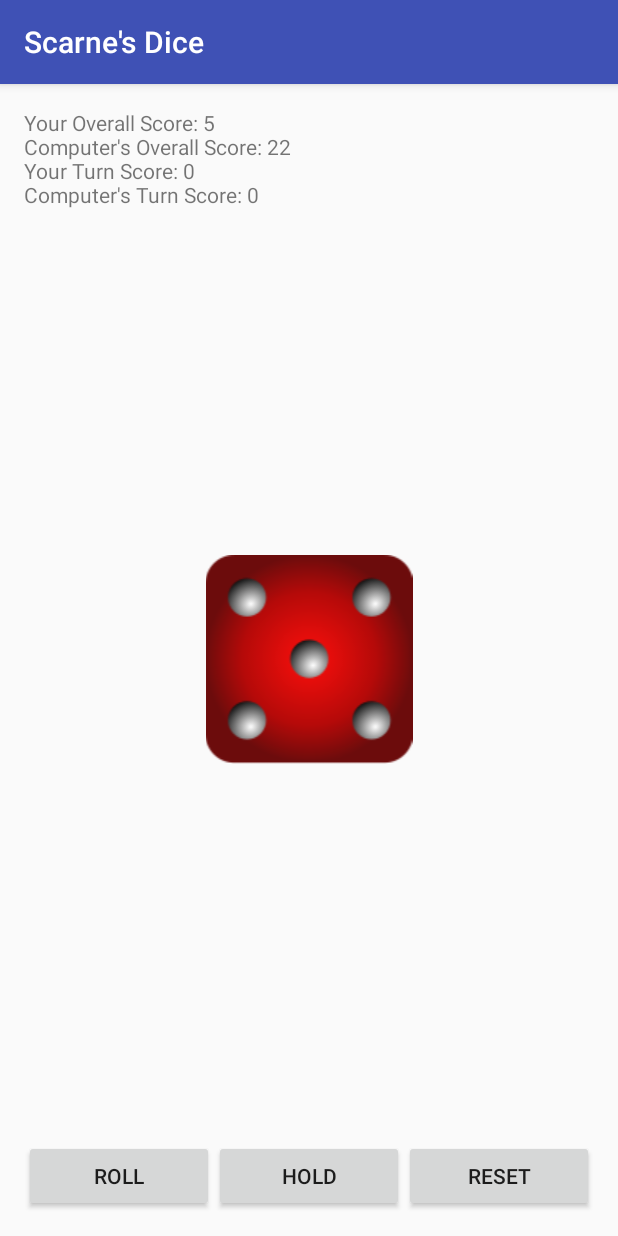
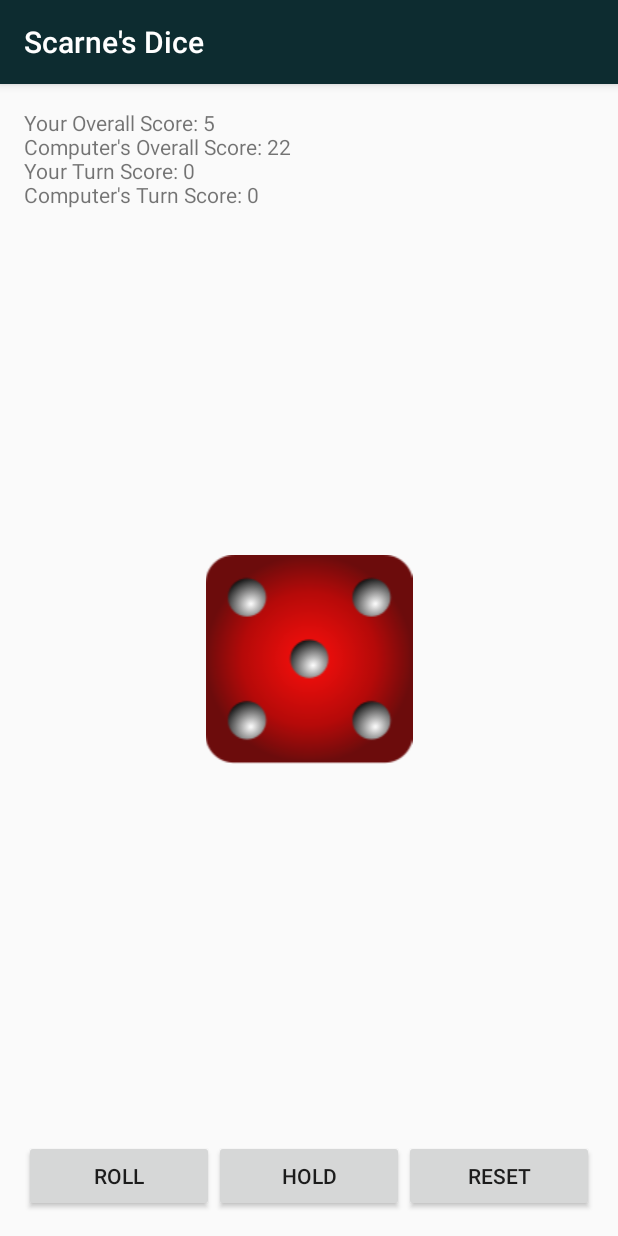
Before and after one commit to AmruthPillai/CSwithAndroid-ScarnesDice, an Android app: the screen it shows after launch (DiceActivity), after a tap on "HOLD", on a phone screen of 412 x 824 dp. Run offline under Robolectric (Android 15) with nearby library versions, the phone set to English and light mode, and no system bars; libraries missing offline, so code that uses them is left out: com.daimajia.androidanimations; 1 other tap on this screen came first.

Commit message:
changed colors

```diff
--- a/app/build.gradle
+++ b/app/build.gradle
@@ -23,4 +23,7 @@ dependencies {
     compile fileTree(dir: 'libs', include: ['*.jar'])
     testCompile 'junit:junit:4.12'
     compile 'com.android.support:appcompat-v7:24.1.1'
+    compile 'com.nineoldandroids:library:2.4.0'
+    compile 'com.daimajia.easing:library:1.0.1@aar'
+    compile 'com.daimajia.androidanimations:library:1.1.3@aar'
 }
--- a/app/src/main/java/com/amruthpillai/scarnesdice/DiceActivity.java
+++ b/app/src/main/java/com/amruthpillai/scarnesdice/DiceActivity.java
@@ -9,6 +9,9 @@ import android.widget.Button;
 import android.widget.ImageView;
 import android.widget.TextView;
 
+import com.daimajia.androidanimations.library.Techniques;
+import com.daimajia.androidanimations.library.YoYo;
+
 import java.util.Random;
 
 public class DiceActivity extends AppCompatActivity {
@@ -16,7 +19,7 @@ public class DiceActivity extends AppCompatActivity {
     private static int userOverallScore, userTurnScore, cpuOverallScore, cpuTurnScore;
     private static final int WIN_SCORE = 100;
 
-    private static TextView tvScore;
+    private static TextView tvScore, tvWinner;
     private static Button btnRoll, btnHold, btnReset;
     private static ImageView ivDiceFace;
 
@@ -37,6 +40,7 @@ public class DiceActivity extends AppCompatActivity {
         setContentView(R.layout.activity_dice);
 
         tvScore = (TextView) findViewById(R.id.tv_score);
+        tvWinner = (TextView) findViewById(R.id.tv_winner);
 
         btnRoll = (Button) findViewById(R.id.btn_roll);
         btnHold = (Button) findViewById(R.id.btn_hold);
@@ -63,8 +67,10 @@ public class DiceActivity extends AppCompatActivity {
         btnReset.setOnClickListener(new View.OnClickListener() {
             @Override
             public void onClick(View view) {
+                ivDiceFace.setImageResource(diceFaces[0]);
                 userOverallScore = userTurnScore = cpuOverallScore = cpuTurnScore = 0;
                 updateScoreLabel();
+                tvWinner.setText("");
                 btnRoll.setEnabled(true);
                 btnHold.setEnabled(true);
             }
@@ -83,6 +89,11 @@ public class DiceActivity extends AppCompatActivity {
             cpuTurn();
         } else {
             Log.d("Score", "You rolled " + diceValue);
+
+            YoYo.with(Techniques.Shake)
+                    .duration(250)
+                    .playOn(ivDiceFace);
+
             ivDiceFace.setImageResource(diceFaces[diceValue - 1]);
             userTurnScore += diceValue;
             updateScoreLabel();
@@ -93,6 +104,14 @@ public class DiceActivity extends AppCompatActivity {
         userOverallScore += userTurnScore;
         userTurnScore = 0;
         updateScoreLabel();
+
+        if (userOverallScore >= WIN_SCORE) {
+            tvWinner.setText(R.string.user_winner);
+            btnRoll.setEnabled(false);
+            btnHold.setEnabled(false);
+            return;
+        }
+
         cpuTurn();
     }
 
@@ -117,8 +136,17 @@ public class DiceActivity extends AppCompatActivity {
         } while (cpuTurnScore < 20);
 
         cpuOverallScore += cpuTurnScore;
+        Log.d("Score", "CPU Overall Score: " + cpuOverallScore);
+
         cpuTurnScore = 0;
         updateScoreLabel();
+
+        if (cpuOverallScore >= WIN_SCORE) {
+            tvWinner.setText(R.string.cpu_winner);
+            btnRoll.setEnabled(false);
+            btnHold.setEnabled(false);
+            return;
+        }
 
         btnRoll.setEnabled(true);
         btnHold.setEnabled(true);
--- a/app/src/main/res/layout/activity_dice.xml
+++ b/app/src/main/res/layout/activity_dice.xml
@@ -12,14 +12,23 @@
     <TextView
         android:id="@+id/tv_score"
         android:layout_width="match_parent"
+        android:layout_height="wrap_content" />
+
+    <TextView
+        android:layout_width="match_parent"
         android:layout_height="wrap_content"
-        android:text="Score" />
+        android:id="@+id/tv_winner"
+        android:layout_below="@+id/tv_score"
+        android:layout_alignParentStart="true"
+        android:layout_marginTop="20dp"
+        android:textAlignment="center"
+        android:textColor="@color/colorPrimary" />
 
     <ImageView
         android:layout_width="match_parent"
         android:layout_height="wrap_content"
         android:id="@+id/iv_dice_face"
-        android:contentDescription="Dice Face"
+        android:contentDescription="@string/dice_face"
         android:src="@drawable/dice1"
         android:layout_centerVertical="true"
         android:layout_alignParentStart="true" />
@@ -37,23 +46,22 @@
             android:layout_width="0dp"
             android:layout_height="wrap_content"
             android:layout_weight="1"
-            android:text="Roll" />
+            android:text="@string/roll" />
 
         <Button
             android:id="@+id/btn_hold"
             android:layout_width="0dp"
             android:layout_height="wrap_content"
             android:layout_weight="1"
-            android:text="Hold" />
+            android:text="@string/hold" />
 
         <Button
             android:id="@+id/btn_reset"
             android:layout_width="0dp"
             android:layout_height="wrap_content"
             android:layout_weight="1"
-            android:text="Reset" />
+            android:text="@string/reset" />
 
     </LinearLayout>
 
-
 </RelativeLayout>
--- a/app/src/main/res/values/colors.xml
+++ b/app/src/main/res/values/colors.xml
@@ -1,6 +1,5 @@
 <?xml version="1.0" encoding="utf-8"?>
 <resources>
-    <color name="colorPrimary">#3F51B5</color>
-    <color name="colorPrimaryDark">#303F9F</color>
-    <color name="colorAccent">#FF4081</color>
+    <color name="colorPrimary">#0d2c30</color>
+    <color name="colorPrimaryDark">#081c1f</color>
 </resources>
--- a/app/src/main/res/values/strings.xml
+++ b/app/src/main/res/values/strings.xml
@@ -1,3 +1,11 @@
 <resources>
     <string name="app_name">Scarne\'s Dice</string>
+
+    <string name="dice_face">Dice Face</string>
+    <string name="roll">Roll</string>
+    <string name="hold">Hold</string>
+    <string name="reset">Reset</string>
+
+    <string name="user_winner">You are the winner!</string>
+    <string name="cpu_winner">CPU is the winner!</string>
 </resources>
--- a/app/src/main/res/values/styles.xml
+++ b/app/src/main/res/values/styles.xml
@@ -5,7 +5,6 @@
         <!-- Customize your theme here. -->
         <item name="colorPrimary">@color/colorPrimary</item>
         <item name="colorPrimaryDark">@color/colorPrimaryDark</item>
-        <item name="colorAccent">@color/colorAccent</item>
     </style>
 
 </resources>
```
